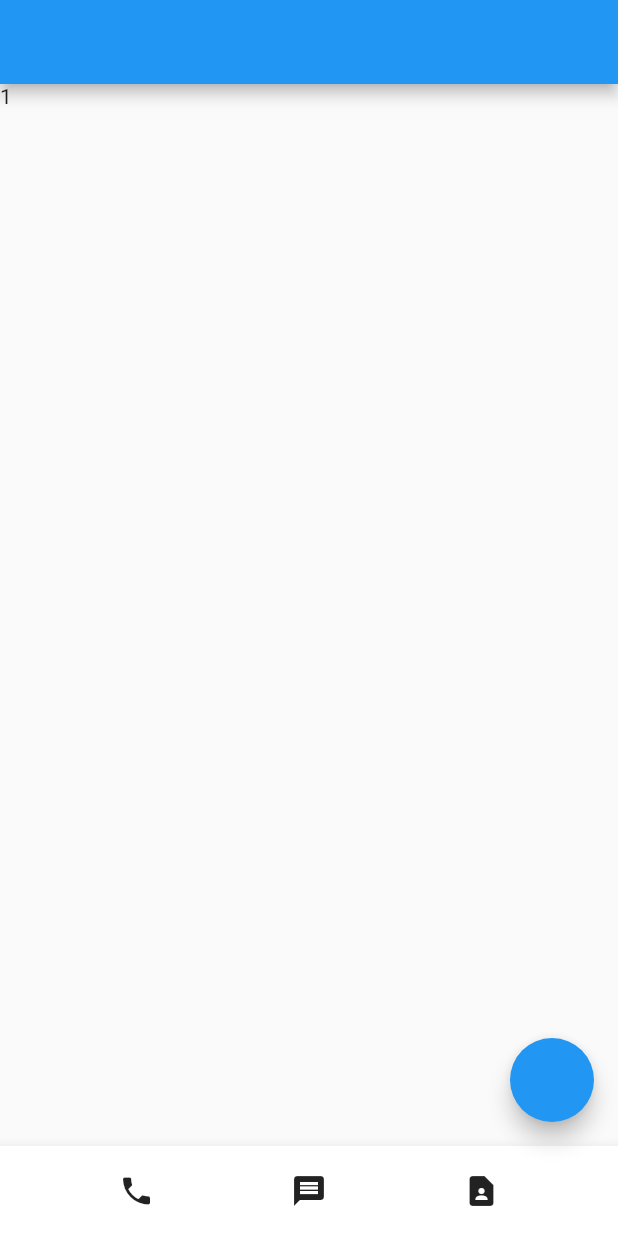
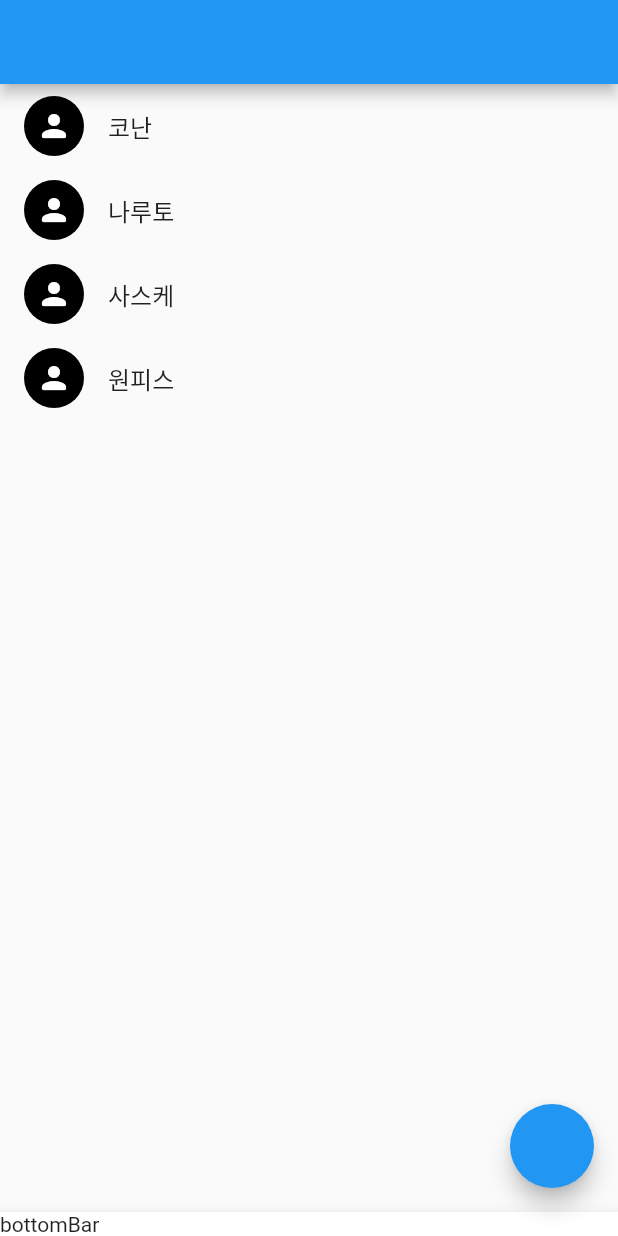
Before and after one commit to milk717/flutter-study, a Flutter app: the screen it shows after launch, on a phone screen of 412 x 824 dp. Run offline on Flutter 3.47's test engine with Material 2 defaults, Android fonts, the phone set to English and light mode, and no system bars.

Commit message:
ListTile 목록 추가

```diff
--- a/lib/main.dart
+++ b/lib/main.dart
@@ -1,10 +1,7 @@
 import 'package:flutter/material.dart';
 
 void main() {
-  runApp(MaterialApp(
-      home: MyApp()
-    )
-  );  //앱 시작해주세요~
+  runApp(MaterialApp(home: MyApp())); //앱 시작해주세요~
 }
 
 //메인페이지 만들기
@@ -16,74 +13,74 @@ class MyApp extends StatefulWidget {
 }
 
 class _MyAppState extends State<MyApp> {
-  var a = 1;
-  plus(){
+  List nameList = ['코난','나루토','사스케','원피스'];
+
+  addName(String name){
     setState(() {
-      a++;
+      nameList.add(name);
     });
   }
   @override
   Widget build(BuildContext context) {
     return Scaffold(
-        floatingActionButton: Builder(
-          builder: (context) {
+      floatingActionButton: Builder(builder: (context) {
         return FloatingActionButton(
-              onPressed: (){
+          onPressed: () {
             showDialog(context: context, builder: (context){
-                  return DialogUI(plus : plus);
+              return DialogUI(addName: addName,);
             });
           },
         );
-          }
-        ),
+      }),
       appBar: AppBar(),
-        body: Text(a.toString()),
-        bottomNavigationBar: BottomAppBar(
-          child: SizedBox(
-            height: 60,
-            child: Row(
-              mainAxisAlignment: MainAxisAlignment.spaceEvenly,
-              children: <Widget> [
-                IconButton(icon: Icon(Icons.phone),onPressed: (){},),
-                IconButton(icon: Icon(Icons.message),onPressed: (){},),
-                IconButton(icon: Icon(Icons.contact_page),onPressed: (){},),
-              ],
+      body: ListView.builder(
+          itemCount: nameList.length,
+          itemBuilder: (context, index) {
+            return ListTile(
+              leading: Container(
+                width: 40,
+                height: 40,
+                decoration: BoxDecoration(
+                    borderRadius: BorderRadius.circular(100),
+                    color: Colors.black),
+                child: Icon(
+                  Icons.person_rounded,
+                  color: Colors.white,
                 ),
               ),
-        ),
+              title: Text('${nameList[index]}'),
+            );
+          }),
+      bottomNavigationBar: BottomAppBar(child: Text('bottomBar'),),
     );
   }
 }
 
+
 class DialogUI extends StatelessWidget {
-  const DialogUI({Key? key, this.plus}) : super(key: key);
-  final plus;
+  DialogUI({Key? key, this.addName}) : super(key: key);
+  final addName;
+  var inputName = TextEditingController();
+
 
   @override
   Widget build(BuildContext context) {
-    return Dialog(child:
-    Column(
-      mainAxisSize: MainAxisSize.min,
-      children: [TextField(),Text(''),
-        Row(
-          mainAxisAlignment: MainAxisAlignment.end,
-          children: [
-            TextButton(
-              child: Text('확인'),
-              onPressed: (){
-                plus();
+    return AlertDialog(
+      shape: RoundedRectangleBorder(
+        borderRadius: BorderRadius.circular(10.0),
+      ),
+      title: Text('이름 추가 등록'),
+      content: TextField(
+        controller: inputName,
+      ),
+      actions: <Widget>[
+        TextButton(child: Text('추가'),onPressed: (){
+          if(inputName.text.isNotEmpty){
+            addName(inputName.text);
+          }
           Navigator.pop(context);
-              },
-            ),
-            TextButton(
-              child: Text('취소'),
-              onPressed: (){
-                Navigator.pop(context);
-              },
-            ),
+        },)
       ],
-        )],
-    ),
     );
   }
 }
```
Also changed, not shown: 1 other file. Lines whose indentation alone changed are shown as unchanged.
